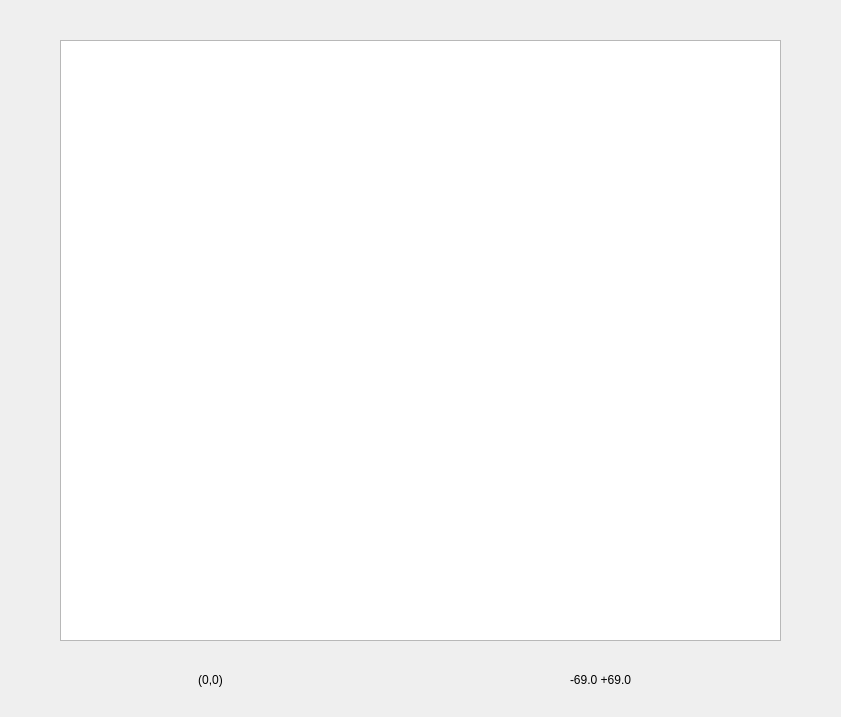
First picture: the form in rover_gui/ui/navigation.ui, repository robotique-udes/rover, before the edit.
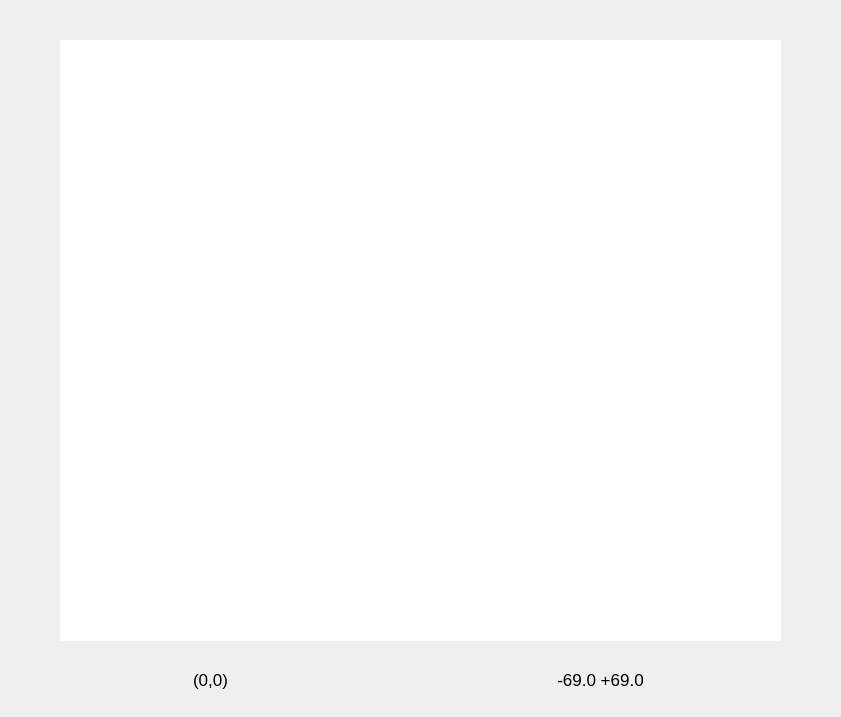
Second picture: the form after the edit.

The edit to the form file:
```diff
--- a/rover_gui/ui/navigation.ui
+++ b/rover_gui/ui/navigation.ui
@@ -35,6 +35,11 @@
      <height>20</height>
     </rect>
    </property>
+   <property name="font">
+    <font>
+     <pointsize>13</pointsize>
+    </font>
+   </property>
    <property name="text">
     <string>(0,0)</string>
    </property>
@@ -57,6 +62,9 @@
    <property name="styleSheet">
     <string notr="true"/>
    </property>
+   <property name="frameShape">
+    <enum>QFrame::NoFrame</enum>
+   </property>
    <property name="verticalScrollBarPolicy">
     <enum>Qt::ScrollBarAlwaysOff</enum>
    </property>
@@ -73,6 +81,11 @@
      <height>20</height>
     </rect>
    </property>
+   <property name="font">
+    <font>
+     <pointsize>13</pointsize>
+    </font>
+   </property>
    <property name="autoFillBackground">
     <bool>false</bool>
    </property>
```
Left out of the diff: 4 changed lines with no effect on the pictures.
